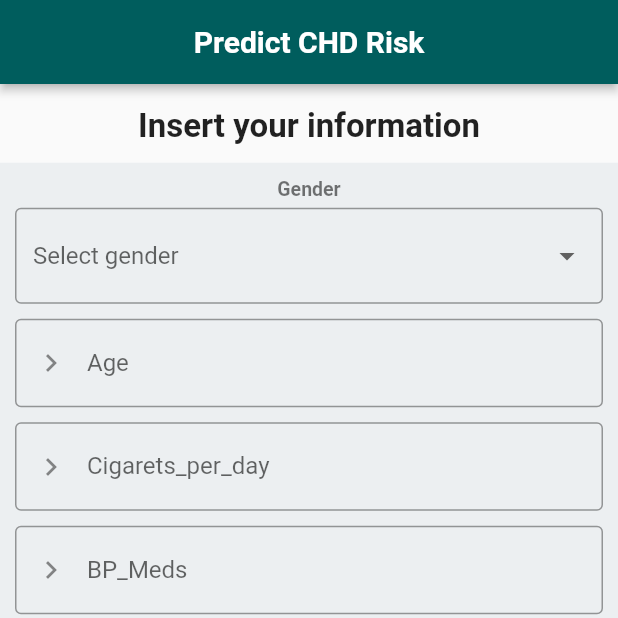
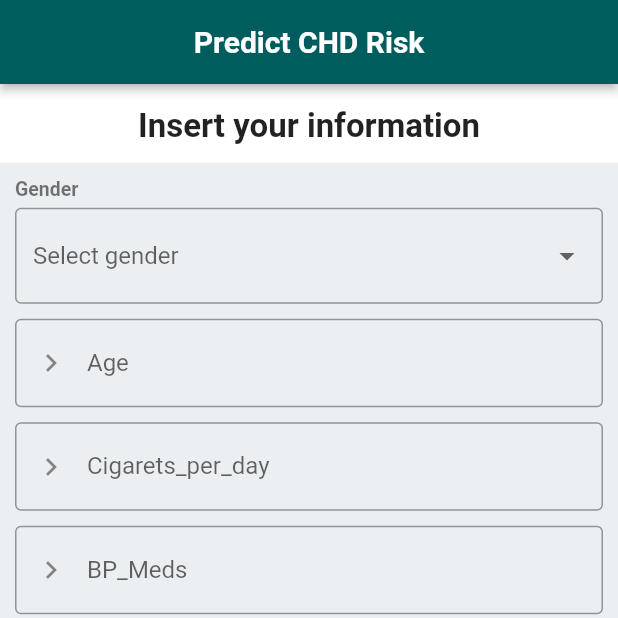
Before and after one commit to chamod-lakshitha/SDGP, a Flutter app: the screen it shows after launch, item 2 of the bottom bar chosen, on a phone screen of 412 x 824 dp, the top half of it. Run offline on Flutter 3.47's test engine with Material 2 defaults, Android fonts, the light colour scheme and no system bars; our stand-ins replace carousel_slider, dio, flutter_dotenv, flutter_easyloading, google_fonts, page_transition and 1 more; missing offline and left inert: application.

Commit message:
Update CHD_Prediction.dart

```diff
--- a/lib/CHD_Prediction.dart
+++ b/lib/CHD_Prediction.dart
@@ -1,9 +1,11 @@
+import 'package:application/Result.dart';
 import 'package:dio/dio.dart';
 import 'package:flutter/material.dart';
 import 'package:flutter_dotenv/flutter_dotenv.dart';
 import 'package:flutter_easyloading/flutter_easyloading.dart';
 import 'package:google_fonts/google_fonts.dart';
 import 'package:intl/intl.dart';
+import 'package:page_transition/page_transition.dart';
 import 'package:shared_preferences/shared_preferences.dart';
 
 class CHD_Prediction extends StatefulWidget {
@@ -14,8 +16,6 @@ class CHD_Prediction extends StatefulWidget {
 }
 
 class _CHD_PredictionState extends State<CHD_Prediction> {
-  bool hasSend = false;
-  bool errorResponse = false;
   String? userID;
   double? _sex,
       _age,
@@ -28,7 +28,7 @@ class _CHD_PredictionState extends State<CHD_Prediction> {
       _BMI,
       _heartRate,
       _glucose;
-  String? _predictedResult;
+  String _predictedResult = "1";
 
   final _formKey = GlobalKey<FormState>();
 
@@ -81,6 +81,7 @@ class _CHD_PredictionState extends State<CHD_Prediction> {
   @override
   Widget build(BuildContext context) {
     return Scaffold(
+      backgroundColor: Colors.white,
       appBar: AppBar(
         title: Text(
           "Predict CHD Risk",
@@ -123,6 +124,7 @@ class _CHD_PredictionState extends State<CHD_Prediction> {
               key: _formKey,
               child: SingleChildScrollView(
                 child: Column(
+                  crossAxisAlignment: CrossAxisAlignment.start,
                   children: [
                     const SizedBox(
                       height: 10,
@@ -497,6 +499,14 @@ class _CHD_PredictionState extends State<CHD_Prediction> {
                       () {
                     EasyLoading.dismiss();
                   });
+                  // ignore: use_build_context_synchronously
+                  Navigator.push(
+                    context,
+                    PageTransition(
+                      child: Result(prediction: _predictedResult),
+                      type: PageTransitionType.leftToRight,
+                    ),
+                  );
                 } else {
                   print("hello");
                   EasyLoading.dismiss();
```
